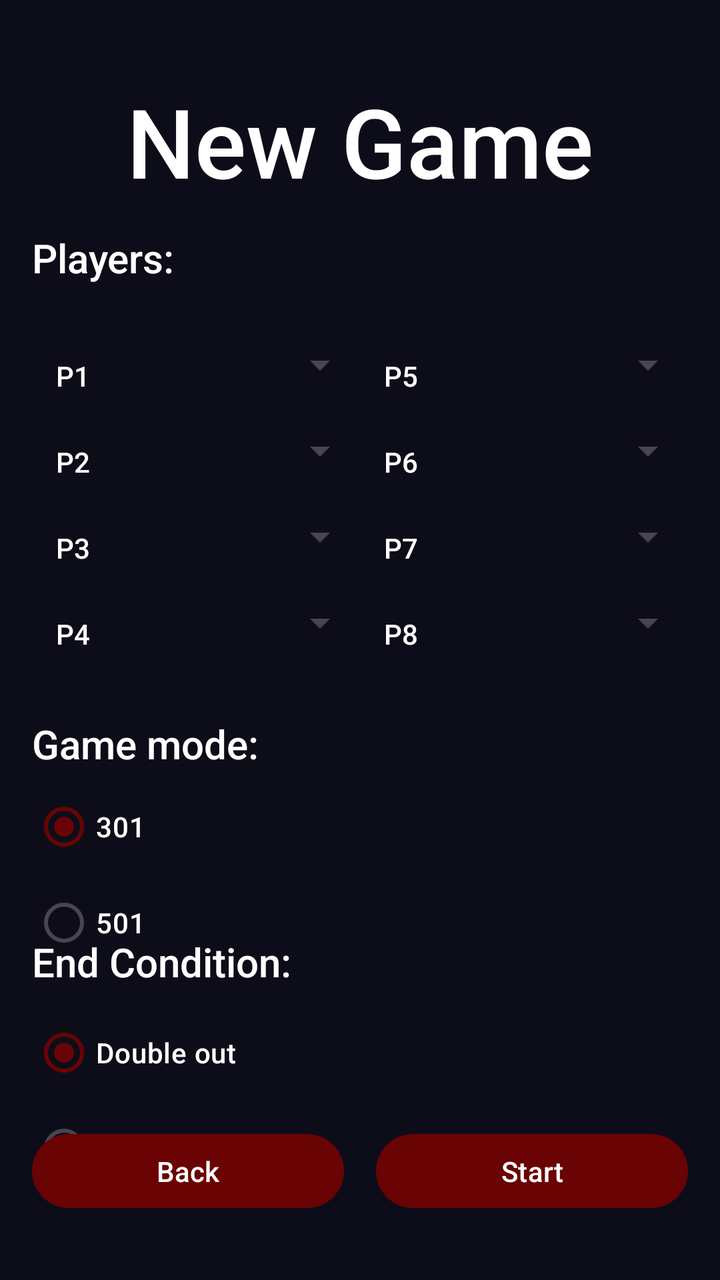
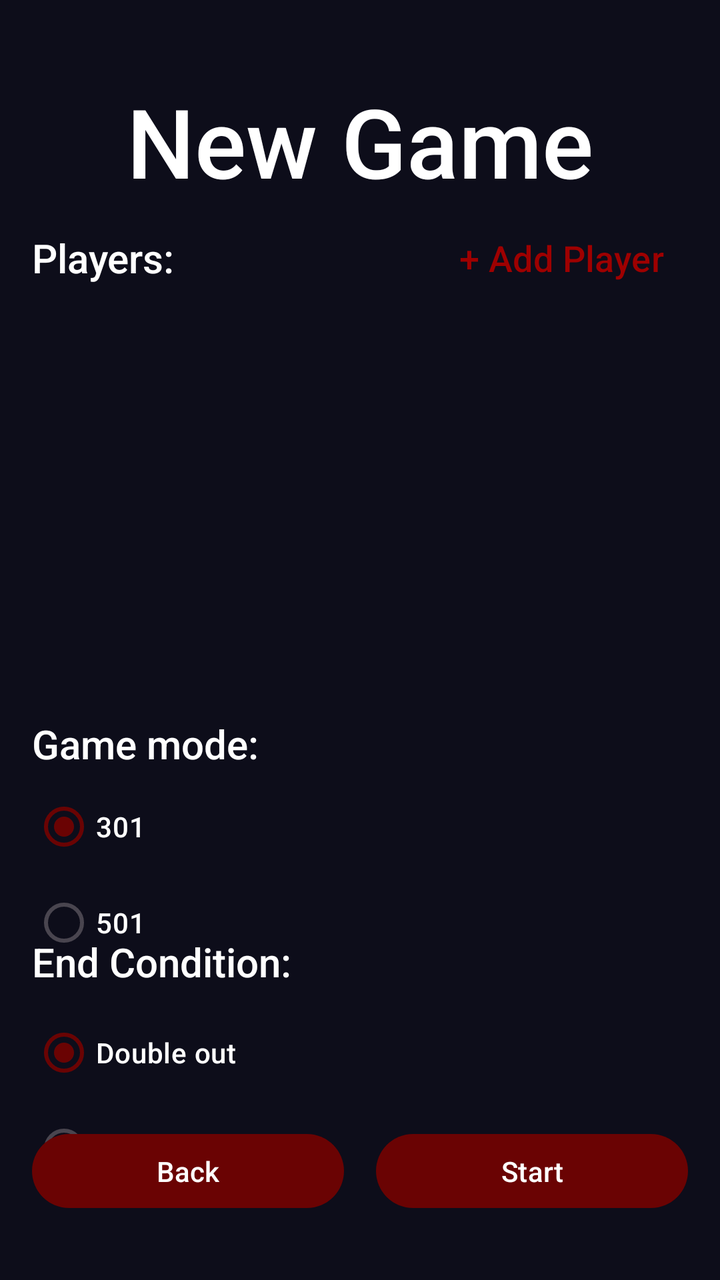

An Android layout rendered at two revisions. The XML below is the earlier revision; the diff shows what the commit changed to produce the second picture.
<!-- AndroidManifest.xml: application theme Theme.Darts -->
<!-- res/layout/activity_new_game.xml -->
<?xml version="1.0" encoding="utf-8"?>
<androidx.constraintlayout.widget.ConstraintLayout xmlns:android="http://schemas.android.com/apk/res/android"
    xmlns:app="http://schemas.android.com/apk/res-auto"
    xmlns:tools="http://schemas.android.com/tools"
    android:id="@+id/main"
    android:layout_width="match_parent"
    android:layout_height="match_parent"
    tools:context=".NewGameActivity">

    <androidx.constraintlayout.widget.Guideline
        android:id="@+id/guideTitle"
        android:layout_width="wrap_content"
        android:layout_height="wrap_content"
        android:orientation="horizontal"
        app:layout_constraintGuide_percent="0.06" />

    <androidx.constraintlayout.widget.Guideline
        android:id="@+id/guidePlayers"
        android:layout_width="wrap_content"
        android:layout_height="wrap_content"
        android:orientation="horizontal"
        app:layout_constraintGuide_percent="0.18" />

    <androidx.constraintlayout.widget.Guideline
        android:id="@+id/guideGameMode"
        android:layout_width="wrap_content"
        android:layout_height="wrap_content"
        android:orientation="horizontal"
        app:layout_constraintGuide_percent="0.56" />

    <androidx.constraintlayout.widget.Guideline
        android:id="@+id/guideEndCondition"
        android:layout_width="wrap_content"
        android:layout_height="wrap_content"
        android:orientation="horizontal"
        app:layout_constraintGuide_percent="0.73" />

    <TextView
        android:id="@+id/newGameText"
        android:layout_width="wrap_content"
        android:layout_height="wrap_content"
        android:text="New Game"
        android:textSize="48sp"
        app:layout_constraintEnd_toEndOf="parent"
        app:layout_constraintStart_toStartOf="parent"
        app:layout_constraintTop_toTopOf="@+id/guideTitle" />

    <TextView
        android:id="@+id/textView3"
        android:layout_width="wrap_content"
        android:layout_height="wrap_content"
        android:layout_marginStart="16dp"
        android:text="Players:"
        android:textSize="20sp"
        app:layout_constraintStart_toStartOf="parent"
        app:layout_constraintTop_toTopOf="@+id/guidePlayers" />

    <TableLayout
        android:id="@+id/playersTable"
        android:layout_width="match_parent"
        android:layout_height="wrap_content"
        android:layout_marginTop="8dp"
        android:padding="16dp"
        android:stretchColumns="1,3"
        app:layout_constraintStart_toStartOf="parent"
        app:layout_constraintTop_toBottomOf="@+id/textView3">

        <TableRow android:padding="4dp">
            <TextView android:padding="8dp" android:text="P1" android:textColor="#ffffff" />
            <Spinner android:id="@+id/spinnerP1" android:popupBackground="#0d0d1a" />
            <TextView android:padding="8dp" android:text="P5" android:textColor="#ffffff" />
            <Spinner android:id="@+id/spinnerP5" android:popupBackground="#0d0d1a" />
        </TableRow>

        <TableRow android:padding="4dp">
            <TextView android:padding="8dp" android:text="P2" android:textColor="#ffffff" />
            <Spinner android:id="@+id/spinnerP2" android:popupBackground="#0d0d1a" />
            <TextView android:padding="8dp" android:text="P6" android:textColor="#ffffff" />
            <Spinner android:id="@+id/spinnerP6" android:popupBackground="#0d0d1a" />
        </TableRow>

        <TableRow android:padding="4dp">
            <TextView android:padding="8dp" android:text="P3" android:textColor="#ffffff" />
            <Spinner android:id="@+id/spinnerP3" android:popupBackground="#0d0d1a" />
            <TextView android:padding="8dp" android:text="P7" android:textColor="#ffffff" />
            <Spinner android:id="@+id/spinnerP7" android:popupBackground="#0d0d1a" />
        </TableRow>

        <TableRow android:padding="4dp">
            <TextView android:padding="8dp" android:text="P4" android:textColor="#ffffff" />
            <Spinner android:id="@+id/spinnerP4" android:popupBackground="#0d0d1a" />
            <TextView android:padding="8dp" android:text="P8" android:textColor="#ffffff" />
            <Spinner android:id="@+id/spinnerP8" android:popupBackground="#0d0d1a" />
        </TableRow>

    </TableLayout>

    <TextView
        android:id="@+id/textView5"
        android:layout_width="wrap_content"
        android:layout_height="wrap_content"
        android:layout_marginStart="16dp"
        android:text="Game mode:"
        android:textSize="20sp"
        app:layout_constraintStart_toStartOf="parent"
        app:layout_constraintTop_toTopOf="@+id/guideGameMode" />

    <RadioGroup
        android:id="@+id/gameMode"
        android:layout_width="0dp"
        android:layout_height="wrap_content"
        android:layout_marginStart="16dp"
        android:layout_marginEnd="16dp"
        android:layout_marginTop="4dp"
        android:checkedButton="@id/is301"
        app:layout_constraintEnd_toEndOf="parent"
        app:layout_constraintStart_toStartOf="parent"
        app:layout_constraintTop_toBottomOf="@+id/textView5">

        <RadioButton
            android:id="@+id/is301"
            android:layout_width="match_parent"
            android:layout_height="wrap_content"
            android:text="301"
            android:textColor="@color/white" />

        <RadioButton
            android:id="@+id/is501"
            android:layout_width="match_parent"
            android:layout_height="wrap_content"
            android:text="501"
            android:textColor="@color/white" />
    </RadioGroup>

    <TextView
        android:id="@+id/textView6"
        android:layout_width="wrap_content"
        android:layout_height="wrap_content"
        android:layout_marginStart="16dp"
        android:text="End Condition:"
        android:textSize="20sp"
        app:layout_constraintStart_toStartOf="parent"
        app:layout_constraintTop_toTopOf="@+id/guideEndCondition" />

    <RadioGroup
        android:id="@+id/endCondition"
        android:layout_width="0dp"
        android:layout_height="wrap_content"
        android:layout_marginStart="16dp"
        android:layout_marginEnd="16dp"
        android:layout_marginTop="8dp"
        android:checkedButton="@id/isDoubleOut"
        app:layout_constraintEnd_toEndOf="parent"
        app:layout_constraintStart_toStartOf="parent"
        app:layout_constraintTop_toBottomOf="@+id/textView6">

        <RadioButton
            android:id="@+id/isDoubleOut"
            android:layout_width="match_parent"
            android:layout_height="wrap_content"
            android:text="Double out"
            android:textColor="@color/white" />

        <RadioButton
            android:id="@+id/isAnyOut"
            android:layout_width="match_parent"
            android:layout_height="wrap_content"
            android:text="Any out"
            android:textColor="@color/white" />
    </RadioGroup>

    <Button
        android:id="@+id/backButton"
        style="@style/Theme.Darts"
        android:layout_width="0dp"
        android:layout_height="45dp"
        android:layout_marginStart="16dp"
        android:layout_marginEnd="8dp"
        android:layout_marginBottom="32dp"
        android:onClick="onBackClick"
        android:text="Back"
        app:layout_constraintBottom_toBottomOf="parent"
        app:layout_constraintEnd_toStartOf="@+id/startGameButton"
        app:layout_constraintStart_toStartOf="parent" />

    <Button
        android:id="@+id/startGameButton"
        android:layout_width="0dp"
        android:layout_height="45dp"
        android:layout_marginStart="8dp"
        android:layout_marginEnd="16dp"
        android:layout_marginBottom="32dp"
        android:onClick="onStartGameClick"
        android:text="Start"
        android:textColor="@color/white"
        app:layout_constraintBottom_toBottomOf="parent"
        app:layout_constraintEnd_toEndOf="parent"
        app:layout_constraintStart_toEndOf="@+id/backButton" />

</androidx.constraintlayout.widget.ConstraintLayout>
<!-- resources referenced by this layout -->
<resources>
  <color name="white">#FFFFFFFF</color>
  <style name="Theme.Darts" parent="Base.Theme.Darts" />
  <style name="Base.Theme.Darts" parent="Theme.Material3.DayNight.NoActionBar">
          
          
          <item name="android:windowBackground">#0d0d1a</item>
          <item name="android:statusBarColor">#0d0d1a</item>
          <item name="colorPrimary">#6A0303</item>
          <item name="colorPrimaryDark">#0d0d1a</item>
          <item name="android:textColor">#ffffff</item>
          <item name="android:fontFamily">sans-serif-medium</item>
      </style>
</resources>

<!-- the commit's change to res/layout/activity_new_game.xml (unified diff, before → after) -->
@@ -51,49 +51,39 @@
         android:layout_height="wrap_content"
         android:layout_marginStart="16dp"
         android:text="Players:"
+        android:textColor="#ffffff"
         android:textSize="20sp"
         app:layout_constraintStart_toStartOf="parent"
         app:layout_constraintTop_toTopOf="@+id/guidePlayers" />
 
-    <TableLayout
-        android:id="@+id/playersTable"
+    <Button
+        android:id="@+id/btnAddPlayer"
+        style="@style/Widget.Material3.Button.TextButton"
+        android:layout_width="wrap_content"
+        android:layout_height="wrap_content"
+        android:layout_marginEnd="16dp"
+        android:text="+ Add Player"
+        android:textColor="#9E0000"
+        android:textSize="18sp"
+        app:layout_constraintBottom_toBottomOf="@+id/textView3"
+        app:layout_constraintEnd_toEndOf="parent"
+        app:layout_constraintTop_toTopOf="@+id/textView3" />
+
+    <ScrollView
+        android:id="@+id/scrollView"
         android:layout_width="match_parent"
-        android:layout_height="wrap_content"
+        android:layout_height="0dp"
         android:layout_marginTop="8dp"
-        android:padding="16dp"
-        android:stretchColumns="1,3"
-        app:layout_constraintStart_toStartOf="parent"
+        app:layout_constraintBottom_toTopOf="@+id/guideGameMode"
         app:layout_constraintTop_toBottomOf="@+id/textView3">
 
-        <TableRow android:padding="4dp">
-            <TextView android:padding="8dp" android:text="P1" android:textColor="#ffffff" />
-            <Spinner android:id="@+id/spinnerP1" android:popupBackground="#0d0d1a" />
-            <TextView android:padding="8dp" android:text="P5" android:textColor="#ffffff" />
-            <Spinner android:id="@+id/spinnerP5" android:popupBackground="#0d0d1a" />
-        </TableRow>
-
-        <TableRow android:padding="4dp">
-            <TextView android:padding="8dp" android:text="P2" android:textColor="#ffffff" />
-            <Spinner android:id="@+id/spinnerP2" android:popupBackground="#0d0d1a" />
-            <TextView android:padding="8dp" android:text="P6" android:textColor="#ffffff" />
-            <Spinner android:id="@+id/spinnerP6" android:popupBackground="#0d0d1a" />
-        </TableRow>
-
-        <TableRow android:padding="4dp">
-            <TextView android:padding="8dp" android:text="P3" android:textColor="#ffffff" />
-            <Spinner android:id="@+id/spinnerP3" android:popupBackground="#0d0d1a" />
-            <TextView android:padding="8dp" android:text="P7" android:textColor="#ffffff" />
-            <Spinner android:id="@+id/spinnerP7" android:popupBackground="#0d0d1a" />
-        </TableRow>
-
-        <TableRow android:padding="4dp">
-            <TextView android:padding="8dp" android:text="P4" android:textColor="#ffffff" />
-            <Spinner android:id="@+id/spinnerP4" android:popupBackground="#0d0d1a" />
-            <TextView android:padding="8dp" android:text="P8" android:textColor="#ffffff" />
-            <Spinner android:id="@+id/spinnerP8" android:popupBackground="#0d0d1a" />
-        </TableRow>
-
-    </TableLayout>
+        <LinearLayout
+            android:id="@+id/playersContainer"
+            android:layout_width="match_parent"
+            android:layout_height="wrap_content"
+            android:orientation="vertical"
+            android:padding="16dp" />
+    </ScrollView>
 
     <TextView
         android:id="@+id/textView5"
